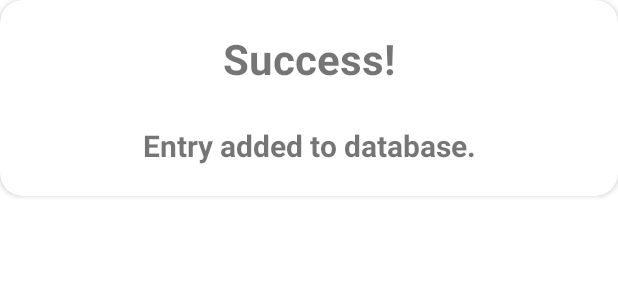
After one commit to prep0ster0us/Demoapp_v2, an Android app: the layout submit_dialog.xml on its own in the app's theme, with its tools: preview values and no code run, on a phone screen of 412 x 824 dp. The commit adds this screen. Shown: the top 300 px of the screen. Run offline under Robolectric (Android 15) with nearby library versions, the phone set to English and light mode, and no system bars.

Commit message:
Added dialog alert
created custom dialog alert to be displayed (along with confetti animation) once successful entry is made to database.

```diff
--- a/app/src/main/java/com/demo/rbabu_demoapp/MainActivity.kt
+++ b/app/src/main/java/com/demo/rbabu_demoapp/MainActivity.kt
@@ -1,9 +1,14 @@
 package com.demo.rbabu_demoapp
 
+import android.app.Dialog
+import android.graphics.Color
+import android.graphics.drawable.ColorDrawable
 import androidx.appcompat.app.AppCompatActivity
 import android.os.Bundle
+import android.os.SystemClock
 import android.util.Log
 import android.view.View
+import android.view.Window
 import android.widget.Toast
 import androidx.appcompat.app.AppCompatDelegate
 import com.demo.rbabu_demoapp.databinding.ActivityMainBinding
@@ -138,6 +143,16 @@ class MainActivity : AppCompatActivity() {
                     Toast.LENGTH_SHORT
                 )
                     .show()
+
+                // show dialog box for successful database entry
+                val dialog = Dialog(this)
+                dialog.requestWindowFeature(Window.FEATURE_NO_TITLE)
+                dialog.setCancelable(true)
+                dialog.setContentView(R.layout.submit_dialog)
+                dialog.window?.setBackgroundDrawable(ColorDrawable(Color.TRANSPARENT))
+                dialog.show()
+
+                // show confetti animation (after dialog)
                 konfetti.start(party)
             }
             .addOnFailureListener { exception ->
--- /dev/null
+++ b/app/src/main/res/layout/submit_dialog.xml
@@ -0,0 +1,47 @@
+<?xml version="1.0" encoding="utf-8"?>
+<androidx.cardview.widget.CardView xmlns:android="http://schemas.android.com/apk/res/android"
+    xmlns:app="http://schemas.android.com/apk/res-auto"
+    xmlns:tools="http://schemas.android.com/tools"
+    android:layout_width="match_parent"
+    android:layout_height="wrap_content"
+    app:cardCornerRadius="15dp">
+
+    <androidx.constraintlayout.widget.ConstraintLayout
+        android:layout_width="match_parent"
+        android:layout_height="wrap_content">
+
+        <TextView
+            android:id="@+id/dialogHeader1"
+            android:layout_width="match_parent"
+            android:layout_height="wrap_content"
+            android:layout_marginTop="20dp"
+            android:text="Success!"
+            android:textAlignment="center"
+            android:textSize="28sp"
+            android:textStyle="bold"
+            app:layout_constraintBottom_toTopOf="@id/dialogHeader2"
+            app:layout_constraintEnd_toEndOf="parent"
+            app:layout_constraintStart_toStartOf="parent"
+            app:layout_constraintTop_toTopOf="parent" />
+
+        <TextView
+            android:id="@+id/dialogHeader2"
+            android:layout_width="match_parent"
+            android:layout_height="wrap_content"
+            android:layout_marginTop="25dp"
+            android:layout_marginStart="10dp"
+            android:layout_marginEnd="10dp"
+            android:layout_marginBottom="20dp"
+            android:text="Entry added to database."
+            android:textAlignment="center"
+            android:textSize="20sp"
+            android:textStyle="bold"
+            app:layout_constraintBottom_toBottomOf="parent"
+            app:layout_constraintEnd_toEndOf="parent"
+            app:layout_constraintStart_toStartOf="parent"
+            app:layout_constraintTop_toBottomOf="@id/dialogHeader1" />
+
+    </androidx.constraintlayout.widget.ConstraintLayout>
+
+
+</androidx.cardview.widget.CardView>
```
